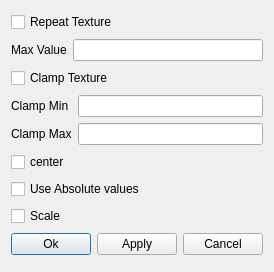
Above: Plugin-TextureControl/textureProperties.ui from ShenRen/OpenFlipper before the change. Below: the same form after it.
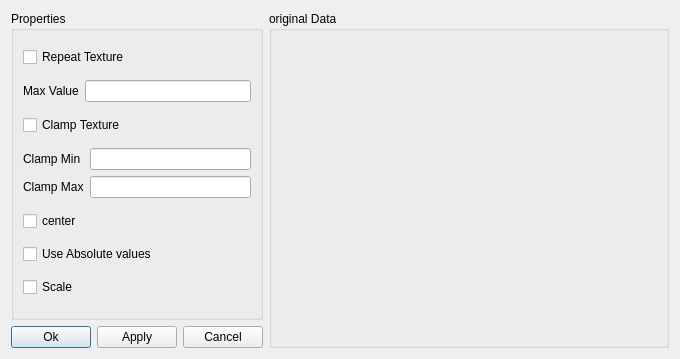
That is the form after the change.

The edit to the form file:
```diff
--- a/Plugin-TextureControl/textureProperties.ui
+++ b/Plugin-TextureControl/textureProperties.ui
@@ -5,8 +5,8 @@
    <rect>
     <x>0</x>
     <y>0</y>
-    <width>257</width>
-    <height>272</height>
+    <width>675</width>
+    <height>359</height>
    </rect>
   </property>
   <property name="minimumSize" >
@@ -24,7 +24,15 @@
   <property name="windowTitle" >
    <string>Dialog</string>
   </property>
-  <layout class="QVBoxLayout" >
+  <layout class="QHBoxLayout" name="horizontalLayout" >
+   <item>
+    <layout class="QVBoxLayout" name="verticalLayout_2" >
+     <item>
+      <widget class="QGroupBox" name="groupBox" >
+       <property name="title" >
+        <string>Properties</string>
+       </property>
+       <layout class="QVBoxLayout" name="verticalLayout" >
    <item>
     <widget class="QCheckBox" name="repeatBox" >
      <property name="text" >
@@ -37,16 +45,7 @@
      <property name="spacing" >
       <number>6</number>
      </property>
-     <property name="leftMargin" >
-      <number>0</number>
-     </property>
-     <property name="topMargin" >
-      <number>0</number>
-     </property>
-     <property name="rightMargin" >
-      <number>0</number>
-     </property>
-     <property name="bottomMargin" >
+          <property name="margin" >
       <number>0</number>
      </property>
      <item>
@@ -166,21 +165,15 @@
      </property>
     </widget>
    </item>
+       </layout>
+      </widget>
+     </item>
    <item>
     <layout class="QHBoxLayout" >
      <property name="spacing" >
       <number>6</number>
      </property>
-     <property name="leftMargin" >
-      <number>0</number>
-     </property>
-     <property name="topMargin" >
-      <number>0</number>
-     </property>
-     <property name="rightMargin" >
-      <number>0</number>
-     </property>
-     <property name="bottomMargin" >
+       <property name="margin" >
       <number>0</number>
      </property>
      <item>
@@ -205,6 +198,21 @@
       </widget>
      </item>
     </layout>
+     </item>
+    </layout>
+   </item>
+   <item>
+    <widget class="QGroupBox" name="originalData" >
+     <property name="minimumSize" >
+      <size>
+       <width>400</width>
+       <height>0</height>
+      </size>
+     </property>
+     <property name="title" >
+      <string>original Data</string>
+     </property>
+    </widget>
    </item>
   </layout>
  </widget>
```
Left out of the diff: 33 changed lines with no effect on the pictures. Lines whose indentation alone changed are shown as unchanged.
